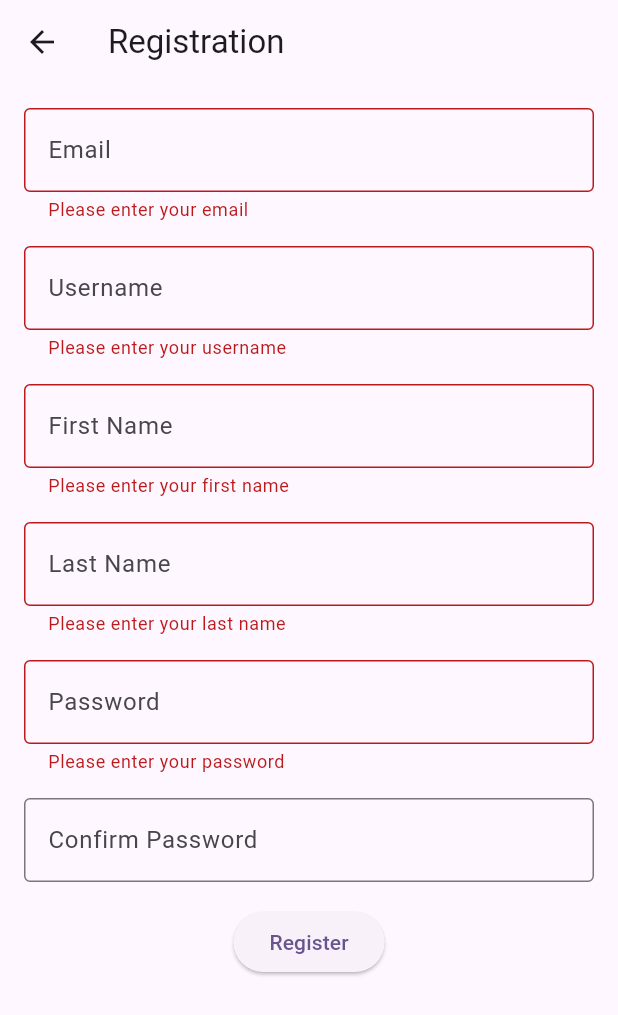
After one commit to osewemwai/pocks, a Flutter app: the Registration screen opened directly, after a tap on "Register", on a phone screen of 412 x 824 dp. The commit adds this screen. Shown: the top 1015 px of the screen. Run offline on Flutter 3.47's test engine with Material 3 defaults, Android fonts, the phone set to English and light mode, and no system bars; our stand-ins replace dio, envied, pocketbase; generated files the repository leaves out were written again.

Commit message:
app structure and layout

```diff
--- a/lib/main.dart
+++ b/lib/main.dart
@@ -11,6 +11,7 @@ class MyApp extends StatelessWidget {
   Widget build(BuildContext context) {
     return MaterialApp(
       title: 'Pocks',
+      debugShowCheckedModeBanner: false,
       theme: ThemeData(
         colorScheme: ColorScheme.fromSeed(seedColor: Colors.deepPurple),
         useMaterial3: true,
--- /dev/null
+++ b/lib/presentation/screens/registration.dart
@@ -0,0 +1,133 @@
+import 'package:flutter/material.dart';
+import 'package:pocks/presentation/widgets/custom_textfield.dart';
+
+class Registration extends StatefulWidget {
+  const Registration({super.key});
+
+  @override
+  State<Registration> createState() => _RegistrationState();
+}
+
+class _RegistrationState extends State<Registration> {
+
+  final _formKey = GlobalKey<FormState>();
+
+  final _emailController = TextEditingController();
+  final _usernameController = TextEditingController();
+  final _firstNameController = TextEditingController();
+  final _lastNameController = TextEditingController();
+  final _passwordController = TextEditingController();
+  final _confirmPasswordController = TextEditingController();
+
+  //avatar image
+
+
+
+
+  @override
+  Widget build(BuildContext context) {
+    return Scaffold(
+      appBar: AppBar(
+        title: const Text('Registration'),
+      ),
+      body: Padding(
+        padding: const EdgeInsets.all(16.0),
+        child: Form(
+          key: _formKey,
+          child: SingleChildScrollView(
+            child: Column(
+              children: <Widget>[
+                CustomTextField(
+                  hintText: 'Email',
+                  controller: _emailController,
+                  keyboardType: TextInputType.emailAddress,
+                  validator: (value) {
+                    if (value!.isEmpty) {
+                      return 'Please enter your email';
+                    }
+                    // Add more validation here if needed
+                    return null;
+                  },
+                ),
+                const SizedBox(height: 16.0),
+                CustomTextField(
+                  hintText: 'Username',
+                  controller: _usernameController,
+                  validator: (value) {
+                    if (value!.isEmpty) {
+                      return 'Please enter your username';
+                    }
+                    // Add more validation here if needed
+                    return null;
+                  },
+                ),
+                const SizedBox(height: 16.0),
+                CustomTextField(
+                  hintText: 'First Name',
+                  controller: _firstNameController,
+                  validator: (value) {
+                    if (value!.isEmpty) {
+                      return 'Please enter your first name';
+                    }
+                    // Add more validation here if needed
+                    return null;
+                  },
+                ),
+                const SizedBox(height: 16.0),
+                CustomTextField(
+                  hintText: 'Last Name',
+                  controller: _lastNameController,
+                  validator: (value) {
+                    if (value!.isEmpty) {
+                      return 'Please enter your last name';
+                    }
+                    // Add more validation here if needed
+                    return null;
+                  },
+                ),
+                const SizedBox(height: 16.0),
+                CustomTextField(
+                  hintText: 'Password',
+                  controller: _passwordController,
+                  obscureText: true,
+                  validator: (value) {
+                    if (value!.isEmpty) {
+                      return 'Please enter your password';
+                    }
+                    // Add more validation here if needed
+                    return null;
+                  },
+                ),
+                const SizedBox(height: 16.0),
+                CustomTextField(
+                  hintText: 'Confirm Password',
+                  controller: _confirmPasswordController,
+                  obscureText: true,
+                  validator: (value) {
+                    if (value != _passwordController.text) {
+                      return 'Passwords do not match';
+                    }
+                    return null;
+                  },
+                ),
+                const SizedBox(height: 16.0),
+                ElevatedButton(
+                  onPressed: () {
+                    if (_formKey.currentState!.validate()) {
+                      // If the form is valid, display a Snackbar
+                      ScaffoldMessenger.of(context).showSnackBar(
+                        const SnackBar(content: Text('Processing Data')),
+                      );
+                      // Perform registration operation
+                    }
+                  },
+                  child: const Text('Register'),
+                ),
+              ],
+            ),
+          ),
+        ),
+      ),
+    );
+  }
+}
--- /dev/null
+++ b/lib/presentation/widgets/custom_textfield.dart
@@ -0,0 +1,39 @@
+import 'package:flutter/material.dart';
+
+class CustomTextField extends StatelessWidget {
+  final String hintText;
+  final TextEditingController controller;
+  final TextInputType keyboardType;
+  final bool obscureText;
+  final TextInputAction textInputAction;
+
+  final Function(String)? onChanged;
+  final String? Function(String?)? validator;
+
+  const CustomTextField({
+    super.key,
+    required this.hintText,
+    required this.controller,
+    this.keyboardType = TextInputType.text,
+    this.obscureText = false,
+    this.textInputAction = TextInputAction.done,
+    this.onChanged,
+  this.validator,
+  });
+
+  @override
+  Widget build(BuildContext context) {
+    return TextFormField(
+      controller: controller,
+      keyboardType: keyboardType,
+      obscureText: obscureText,
+      textInputAction: textInputAction,
+      onChanged: onChanged,
+      validator: validator,
+      decoration: InputDecoration(
+        hintText: hintText,
+        border: const OutlineInputBorder(),
+      ),
+    );
+  }
+}
--- /dev/null
+++ b/lib/shared/api_constants.dart
@@ -0,0 +1,3 @@
+import 'package:pocks/shared/env.dart';
+
+final Uri pocketBaseUrl = Env.pocketBaseUrl;
--- /dev/null
+++ b/lib/shared/pb.dart
@@ -0,0 +1,4 @@
+import 'package:pocketbase/pocketbase.dart';
+import 'package:pocks/shared/env.dart';
+
+final pb = PocketBase(Env.pocketBaseUrl.toString());
```
Also changed, not shown: lib/presentation/screens/book_details.dart (added, +27 -0 lines), lib/presentation/screens/borrowed_books.dart (added, +19 -0 lines), lib/presentation/screens/home.dart (added, +27 -0 lines), lib/presentation/screens/login.dart (added, +71 -0 lines), lib/presentation/screens/manage_books.dart (added, +27 -0 lines), lib/presentation/screens/manage_users.dart (added, +27 -0 lines), lib/presentation/screens/profile.dart (added, +27 -0 lines), lib/presentation/screens/search.dart (added, +42 -0 lines), lib/shared/dio.dart (added, +16 -0 lines), lib/shared/env.dart (added, +9 -0 lines), pubspec.yaml (+11 -17 lines), lib/shared/app_route.dart (added), pubspec.lock, 1 other file.
